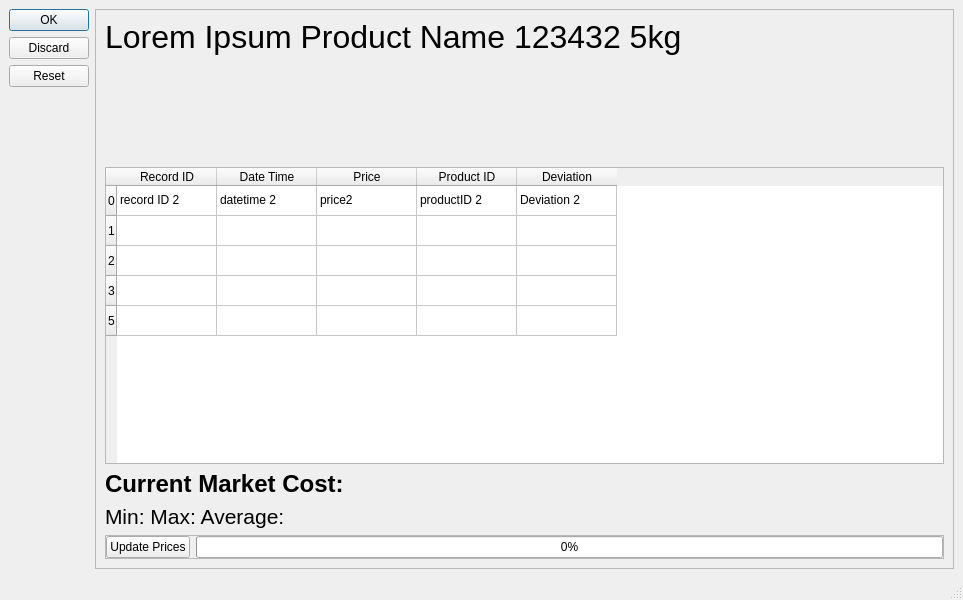
Before: the Qt Designer form buyeradar/screens/UI/product_window.ui in sortedcord/buyeradar, drawn with Qt 5.
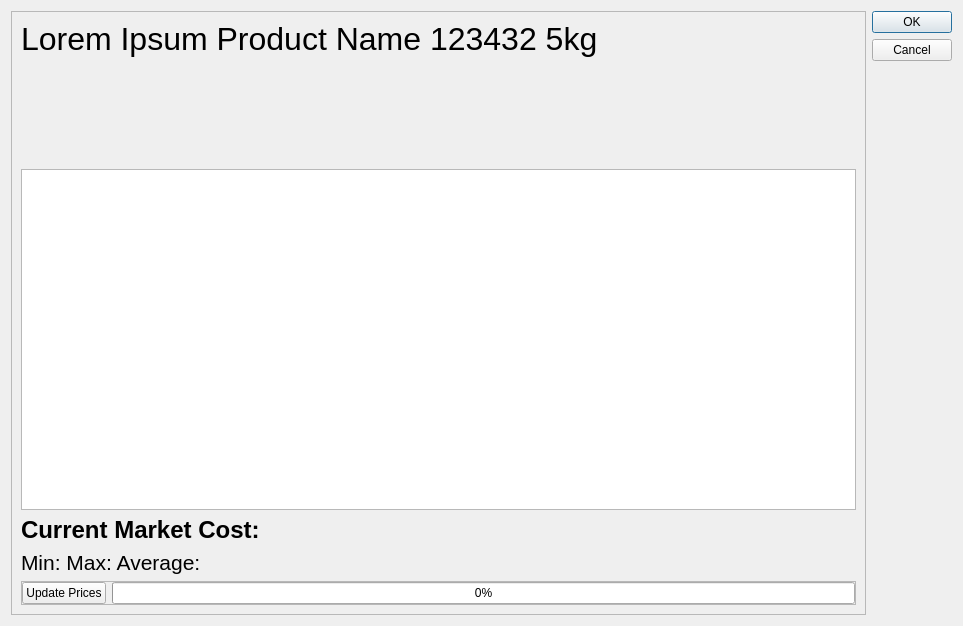
After: the same form once the commit is applied.

The edit to the form file:
```diff
--- a/buyeradar/screens/UI/product_window.ui
+++ b/buyeradar/screens/UI/product_window.ui
@@ -1,30 +1,19 @@
 <?xml version="1.0" encoding="UTF-8"?>
 <ui version="4.0">
- <class>MainWindow</class>
- <widget class="QMainWindow" name="MainWindow">
+ <class>Dialog</class>
+ <widget class="QDialog" name="Dialog">
   <property name="geometry">
    <rect>
     <x>0</x>
     <y>0</y>
     <width>963</width>
-    <height>600</height>
+    <height>626</height>
    </rect>
   </property>
   <property name="windowTitle">
    <string>MainWindow</string>
   </property>
-  <widget class="QWidget" name="centralwidget">
    <layout class="QHBoxLayout" name="horizontalLayout">
-    <item>
-     <widget class="QDialogButtonBox" name="buttonBox">
-      <property name="orientation">
-       <enum>Qt::Vertical</enum>
-      </property>
-      <property name="standardButtons">
-       <set>QDialogButtonBox::Discard|QDialogButtonBox::Ok|QDialogButtonBox::Reset</set>
-      </property>
-     </widget>
-    </item>
     <item>
      <widget class="QScrollArea" name="scrollArea">
       <property name="frameShadow">
@@ -39,7 +28,7 @@
          <x>0</x>
          <y>0</y>
          <width>839</width>
-         <height>525</height>
+        <height>602</height>
         </rect>
        </property>
        <layout class="QVBoxLayout" name="verticalLayout">
@@ -87,83 +76,7 @@
          </widget>
         </item>
         <item>
-         <widget class="QTableWidget" name="tableWidget">
-          <row>
-           <property name="text">
-            <string>0</string>
-           </property>
-          </row>
-          <row>
-           <property name="text">
-            <string>1</string>
-           </property>
-          </row>
-          <row>
-           <property name="text">
-            <string>2</string>
-           </property>
-          </row>
-          <row>
-           <property name="text">
-            <string>3</string>
-           </property>
-          </row>
-          <row>
-           <property name="text">
-            <string>5</string>
-           </property>
-          </row>
-          <column>
-           <property name="text">
-            <string>Record ID</string>
-           </property>
-          </column>
-          <column>
-           <property name="text">
-            <string>Date Time</string>
-           </property>
-          </column>
-          <column>
-           <property name="text">
-            <string>Price</string>
-           </property>
-          </column>
-          <column>
-           <property name="text">
-            <string>Product ID</string>
-           </property>
-          </column>
-          <column>
-           <property name="text">
-            <string>Deviation</string>
-           </property>
-          </column>
-          <item row="0" column="0">
-           <property name="text">
-            <string>record ID 2</string>
-           </property>
-          </item>
-          <item row="0" column="1">
-           <property name="text">
-            <string>datetime 2</string>
-           </property>
-          </item>
-          <item row="0" column="2">
-           <property name="text">
-            <string>price2</string>
-           </property>
-          </item>
-          <item row="0" column="3">
-           <property name="text">
-            <string>productID 2</string>
-           </property>
-          </item>
-          <item row="0" column="4">
-           <property name="text">
-            <string>Deviation 2</string>
-           </property>
-          </item>
-         </widget>
+        <widget class="QTableView" name="tableView"/>
         </item>
         <item>
          <widget class="QLabel" name="current_price_label">
@@ -242,19 +155,17 @@
       </widget>
      </widget>
     </item>
-   </layout>
-  </widget>
-  <widget class="QMenuBar" name="menubar">
-   <property name="geometry">
-    <rect>
-     <x>0</x>
-     <y>0</y>
-     <width>963</width>
-     <height>26</height>
-    </rect>
-   </property>
-  </widget>
-  <widget class="QStatusBar" name="statusbar"/>
+   <item>
+    <widget class="QDialogButtonBox" name="buttonBox">
+     <property name="orientation">
+      <enum>Qt::Vertical</enum>
+     </property>
+     <property name="standardButtons">
+      <set>QDialogButtonBox::Cancel|QDialogButtonBox::Ok</set>
+     </property>
+    </widget>
+   </item>
+  </layout>
  </widget>
  <resources/>
  <connections/>
```
Left out of the diff: 37 changed lines with no effect on the pictures. Lines whose indentation alone changed are shown as unchanged.
